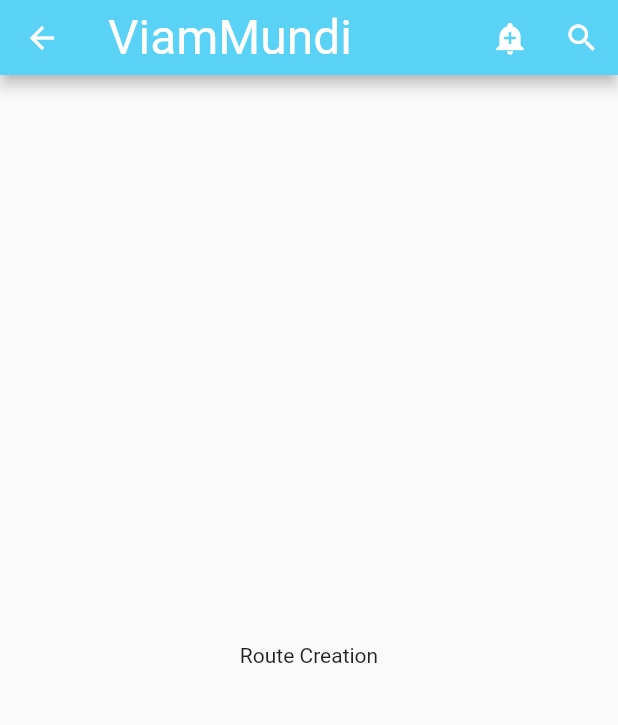
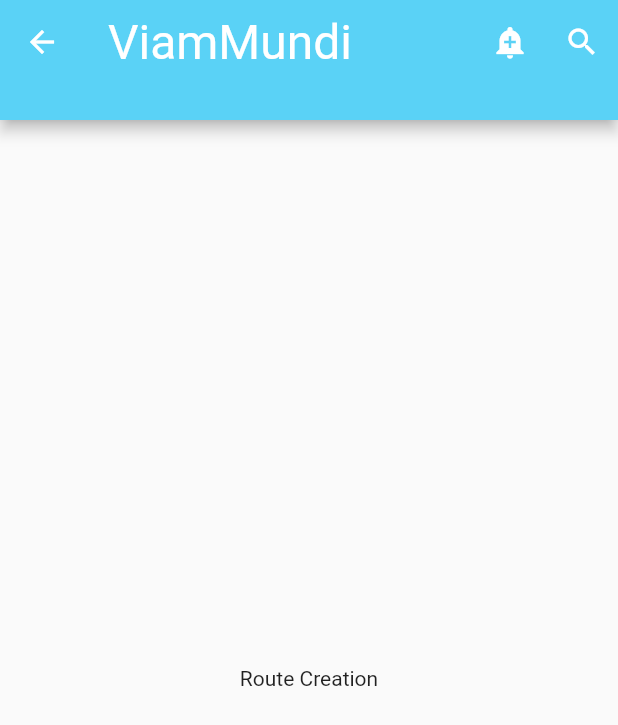
Before and after one commit to LuxyKolink/ViamMundi-frontend, a Flutter app: the CreateRoutePage screen opened by its route, on a phone screen of 412 x 824 dp. Shown: the top 725 px of the screen. Run offline on Flutter 3.47's test engine with Material 2 defaults, Android fonts, the phone set to English and light mode, and no system bars; our stand-ins replace geolocator, google_maps_flutter; Roboto replaces fonts that are missing (Almarai); statements that could not run were skipped.

Commit message:
appbar and other fixes

```diff
--- a/lib/config/routes/routes.dart
+++ b/lib/config/routes/routes.dart
@@ -1,8 +1,8 @@
 import 'package:flutter/material.dart';
-import 'package:viammundi_frontend/modules/browser/pages/browser.dart';
+import 'package:viammundi_frontend/modules/route/presentation/pages/browser.dart';
 import 'package:viammundi_frontend/modules/main.dart';
 import 'package:viammundi_frontend/modules/route/presentation/pages/create_route.dart';
-import 'package:viammundi_frontend/modules/feed/pages/feed.dart';
+import 'package:viammundi_frontend/modules/route/presentation/pages/feed.dart';
 import 'package:viammundi_frontend/modules/profile/presentation/pages/login.dart';
 import 'package:viammundi_frontend/modules/profile/presentation/pages/profile.dart';
 import 'package:viammundi_frontend/modules/profile/presentation/pages/register.dart';
--- a/lib/modules/skeleton/skeleton.dart
+++ b/lib/modules/skeleton/skeleton.dart
@@ -1,6 +1,6 @@
 import 'package:flutter/material.dart';
 import '../route/presentation/pages/create_route.dart';
-import '../feed/pages/feed.dart';
+import '../route/presentation/pages/feed.dart';
 import '../profile/presentation/pages/login.dart';
 import '../skeleton/widgets/bottomtabs.dart';
 
--- a/lib/modules/skeleton/widgets/appbar.dart
+++ b/lib/modules/skeleton/widgets/appbar.dart
@@ -3,12 +3,17 @@
 
 class CustomAppBar extends StatelessWidget implements PreferredSizeWidget {
   final bool showTabBar;
+  final bool isButtonDisabled;
 
-  const CustomAppBar({super.key, this.showTabBar = false});
+  const CustomAppBar({
+    super.key,
+    this.showTabBar = false,
+    this.isButtonDisabled = false,
+  });
 
   @override
   Size get preferredSize =>
-      showTabBar ? const Size.fromHeight(100) : const Size.fromHeight(50);
+      showTabBar ? const Size.fromHeight(100) : const Size.fromHeight(80);
 
   @override
   Widget build(BuildContext context) {
@@ -25,12 +30,15 @@
           },
         ),
         IconButton(
-          icon: const Icon(Icons.search),
-          tooltip: 'Busqueda',
-          onPressed: () {
-            Navigator.pushNamed(context, '/browser');
-          },
-        ),
+            icon: const Icon(Icons.search),
+            tooltip: 'Busqueda',
+            onPressed: isButtonDisabled
+                ? () {
+                    null;
+                  }
+                : () {
+                    Navigator.pushNamed(context, '/browser');
+                  }),
       ],
       bottom: showTabBar
           ? const TabBar(
--- a/lib/modules/skeleton/widgets/bottomtabs.dart
+++ b/lib/modules/skeleton/widgets/bottomtabs.dart
@@ -16,19 +16,19 @@
       showSelectedLabels: false,
       showUnselectedLabels: false,
       elevation: 0,
-      iconSize: 20,
+      iconSize: 30,
       items: const <BottomNavigationBarItem>[
         BottomNavigationBarItem(
           icon: Icon(Icons.home),
           label: 'Home',
         ),
         BottomNavigationBarItem(
-          icon: Icon(Icons.add),
+          icon: Icon(Icons.add_circle),
           label: 'Crear',
         ),
         BottomNavigationBarItem(
           icon: Icon(Icons.person),
-          label: 'Buscar',
+          label: 'Perfil',
         ),
       ],
       currentIndex: selectedIndex,
```
